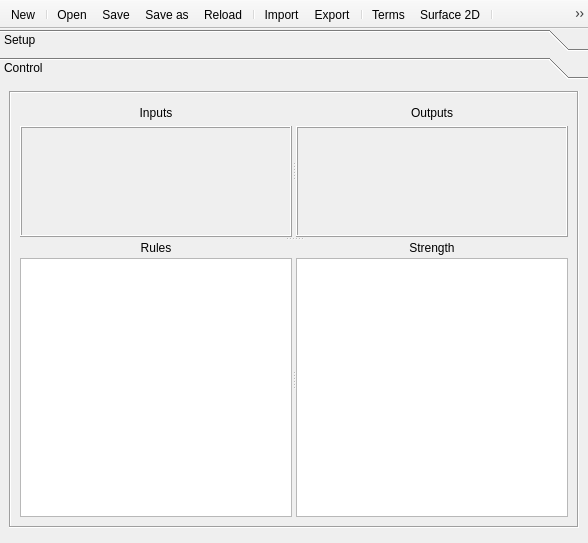
fuzzylite/fuzzylite, file qtfuzzylite/ui/Window.ui: the form before one commit.
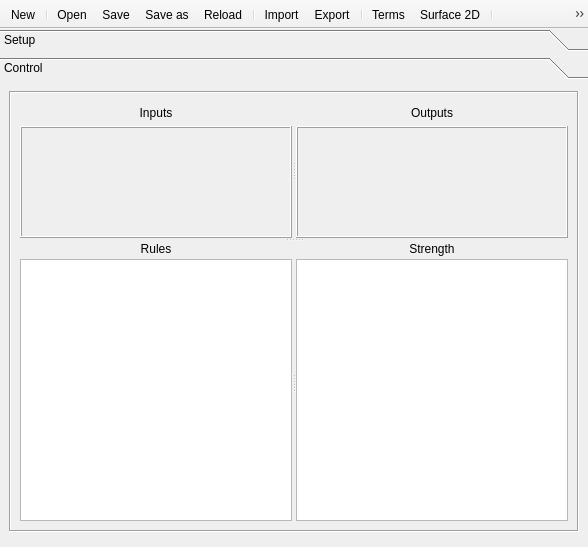
The form after the commit. The open tabs and pages were chosen to show the change. Icons and pictures are not drawn.

Diff of the .ui file:
```diff
--- a/qtfuzzylite/ui/Window.ui
+++ b/qtfuzzylite/ui/Window.ui
@@ -7,7 +7,7 @@
     <x>0</x>
     <y>0</y>
     <width>588</width>
-    <height>543</height>
+    <height>547</height>
    </rect>
   </property>
   <property name="sizePolicy">
@@ -476,8 +476,8 @@
         <rect>
          <x>0</x>
          <y>0</y>
-         <width>588</width>
-         <height>397</height>
+         <width>216</width>
+         <height>249</height>
         </rect>
        </property>
        <attribute name="label">
@@ -590,8 +590,8 @@
                        <rect>
                         <x>0</x>
                         <y>0</y>
-                        <width>259</width>
-                        <height>86</height>
+                        <width>100</width>
+                        <height>30</height>
                        </rect>
                       </property>
                       <property name="sizePolicy">
@@ -710,8 +710,8 @@
                        <rect>
                         <x>0</x>
                         <y>0</y>
-                        <width>258</width>
-                        <height>86</height>
+                        <width>100</width>
+                        <height>30</height>
                        </rect>
                       </property>
                       <property name="sizePolicy">
```
Left out of the diff: 16 changed lines with no effect on the pictures.
